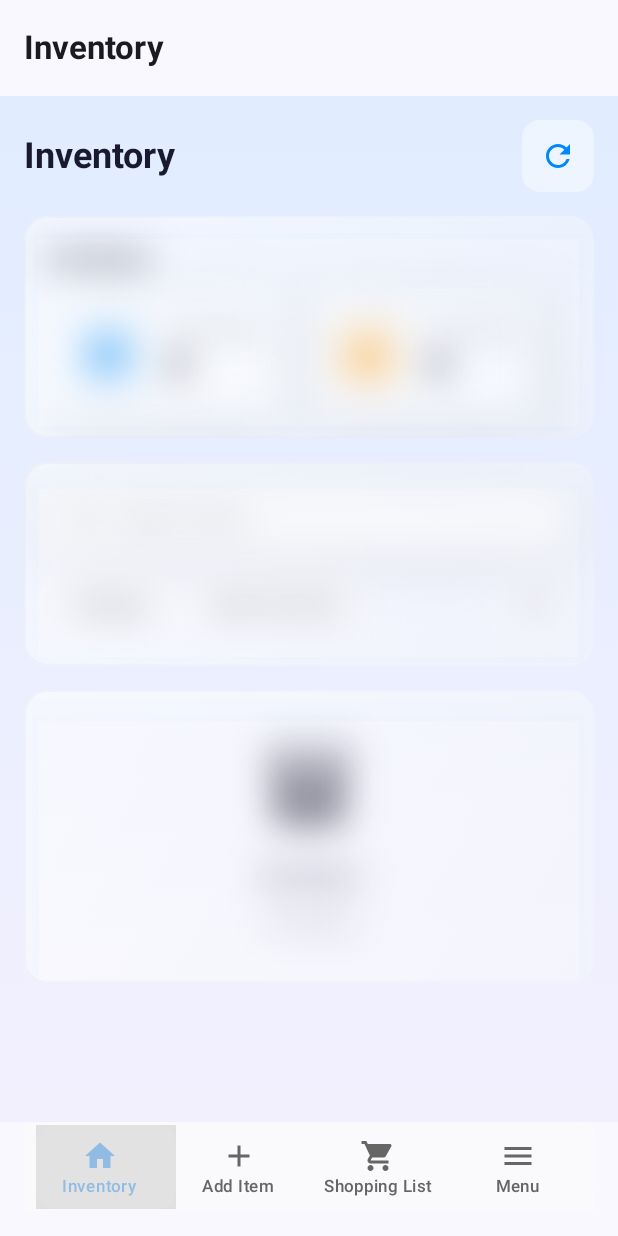
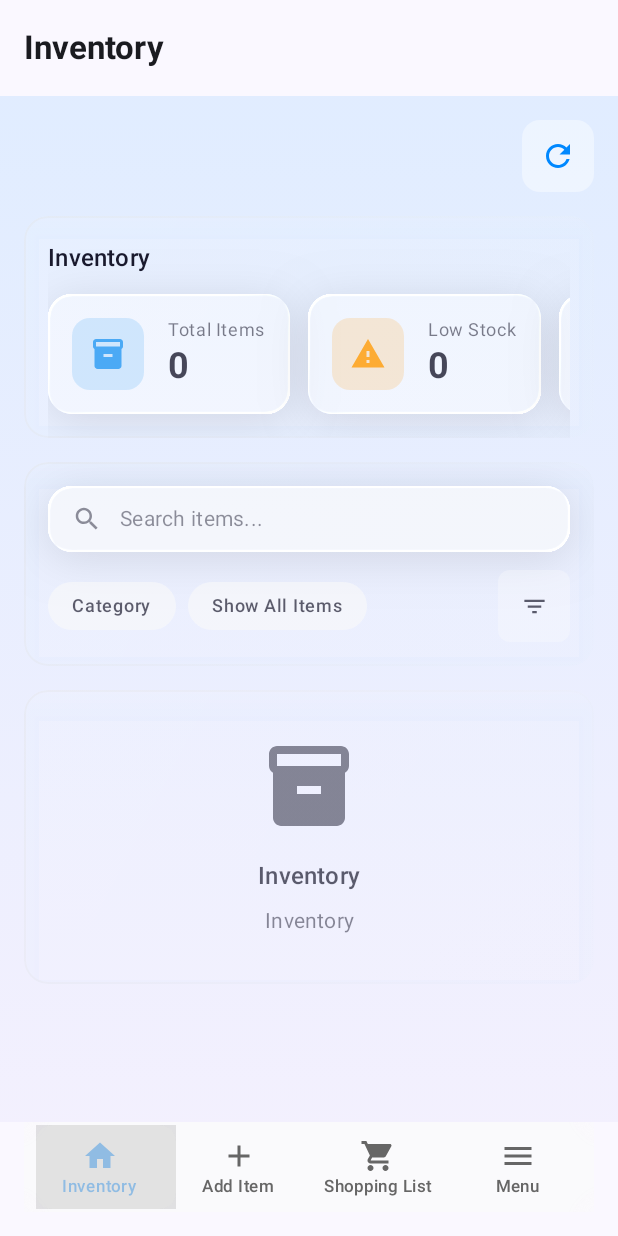
Before and after one commit to chronie-shizutoki/smart-inventory-manager, an Android app built with Jetpack Compose: the InventoryScreen screen opened through its navigation route, after a tap on "Refresh List", on a phone screen of 412 x 824 dp. Run offline under Robolectric (Android 15) with nearby library versions, the phone set to English and light mode, and no system bars; libraries missing offline, so code that uses them is left out: com.kyant.capsule; 12 statements that could not run were skipped.

Commit message:
feat(ui): add blur toggle and adjust glass container styling
- Add enableBlur parameter to GlassContainer for optional blur effect
- Adjust header layout to only show refresh button
- Reduce background alpha values across various components
- Remove redundant blur effect from error and loading overlays

```diff
--- a/android/app/src/main/java/com/chronie/inventorymanager/liquidglass/utils/GlassEffects.kt
+++ b/android/app/src/main/java/com/chronie/inventorymanager/liquidglass/utils/GlassEffects.kt
@@ -57,14 +57,14 @@ fun GlassContainer(
         backgroundAlpha: Float = 0.4f,
         borderAlpha: Float = 0.3f,
         elevation: Dp = 8.dp,
+        enableBlur: Boolean = true,
         content: @Composable BoxScope.() -> Unit
 ) {
     val isLightTheme = !isSystemInDarkTheme()
     val glassColors = getGlassColors(isLightTheme)
 
-    Box(
-            modifier =
-                    modifier.clip(RoundedCornerShape(cornerRadius))
+    var glassModifier = modifier
+            .clip(RoundedCornerShape(cornerRadius))
             .background(
                     brush =
                             Brush.linearGradient(
@@ -100,7 +100,13 @@ fun GlassContainer(
                     spotColor = glassColors.primary.copy(alpha = 0.1f),
                     ambientColor = glassColors.primary.copy(alpha = 0.05f)
             )
-                            .blur(20.dp),
+
+    if (enableBlur) {
+        glassModifier = glassModifier.blur(20.dp)
+    }
+
+    Box(
+            modifier = glassModifier,
             contentAlignment = Alignment.Center,
             content = content
     )
--- a/android/app/src/main/java/com/chronie/inventorymanager/presentation/ui/InventoryScreen.kt
+++ b/android/app/src/main/java/com/chronie/inventorymanager/presentation/ui/InventoryScreen.kt
@@ -221,19 +221,9 @@ private fun InventoryHeader(onAddItem: () -> Unit, onRefresh: () -> Unit) {
 
     Row(
             modifier = Modifier.fillMaxWidth(),
-            horizontalArrangement = Arrangement.SpaceBetween,
+            horizontalArrangement = Arrangement.End,
             verticalAlignment = Alignment.CenterVertically
     ) {
-        Column {
-            Text(
-                    text = stringResource(R.string.nav_inventory),
-                    style = MaterialTheme.typography.headlineSmall,
-                    fontWeight = FontWeight.Bold,
-                    color = glassColors.text
-            )
-        }
-
-        Row {
         // 刷新按钮
         IconButton(
                 onClick = onRefresh,
@@ -249,7 +239,6 @@ private fun InventoryHeader(onAddItem: () -> Unit, onRefresh: () -> Unit) {
         }
     }
 }
-}
 
 /** 统计信息卡片区域 */
 @Composable
@@ -259,7 +248,7 @@ private fun InventoryStatsSection(statistics: StockStatistics?, isLoading: Boole
 
     if (isLoading || statistics == null) {
         // 统计卡片骨架屏
-        GlassContainer(modifier = Modifier.fillMaxWidth(), backgroundAlpha = 0.6f) {
+        GlassContainer(modifier = Modifier.fillMaxWidth(), backgroundAlpha = 0.2f, enableBlur = false) {
             Column(modifier = Modifier.padding(16.dp)) {
                 Text(
                         text = stringResource(R.string.inventory_title),
@@ -273,7 +262,7 @@ private fun InventoryStatsSection(statistics: StockStatistics?, isLoading: Boole
             }
         }
     } else {
-        GlassContainer(modifier = Modifier.fillMaxWidth(), backgroundAlpha = 0.6f) {
+        GlassContainer(modifier = Modifier.fillMaxWidth(), backgroundAlpha = 0.15f, enableBlur = false) {
             Column(modifier = Modifier.padding(16.dp)) {
                 Text(
                         text = stringResource(R.string.inventory_title),
@@ -339,7 +328,7 @@ private fun InventoryFilterSection(
     val isLightTheme = !isSystemInDarkTheme()
     val glassColors = getGlassColors(isLightTheme)
 
-    GlassContainer(modifier = Modifier.fillMaxWidth(), backgroundAlpha = 0.6f) {
+    GlassContainer(modifier = Modifier.fillMaxWidth(), backgroundAlpha = 0.1f, enableBlur = false) {
         Column(modifier = Modifier.fillMaxWidth().padding(16.dp)) {
             // 搜索框
             GlassSearchBar(
@@ -454,7 +443,7 @@ private fun InventoryItemsList(
     val glassColors = getGlassColors(isLightTheme)
 
     if (items.isEmpty()) {
-        GlassContainer(modifier = Modifier.fillMaxWidth(), backgroundAlpha = 0.6f) {
+        GlassContainer(modifier = Modifier.fillMaxWidth(), backgroundAlpha = 0.1f, enableBlur = false) {
             Column(
                     modifier = Modifier
                             .fillMaxWidth()
@@ -515,7 +504,7 @@ private fun LoadingOverlay() {
             modifier = Modifier.fillMaxSize().background(Color.Black.copy(alpha = 0.3f)),
             contentAlignment = Alignment.Center
     ) {
-        GlassContainer(modifier = Modifier.padding(32.dp), backgroundAlpha = 0.8f) {
+        GlassContainer(modifier = Modifier.padding(32.dp), backgroundAlpha = 0.2f) {
             Row(
                     modifier = Modifier.padding(16.dp),
                     verticalAlignment = Alignment.CenterVertically
@@ -542,10 +531,10 @@ private fun ErrorOverlay(message: String, onDismiss: () -> Unit) {
     val glassColors = getGlassColors(isLightTheme)
 
     Box(
-            modifier = Modifier.fillMaxSize().background(Color.Black.copy(alpha = 0.5f)),
+            modifier = Modifier.fillMaxSize().background(Color.Black.copy(alpha = 0.2f)),
             contentAlignment = Alignment.Center
     ) {
-        GlassContainer(modifier = Modifier.fillMaxWidth().padding(24.dp), backgroundAlpha = 0.9f) {
+        GlassContainer(modifier = Modifier.fillMaxWidth().padding(24.dp), backgroundAlpha = 0.25f) {
             Column(
                     modifier = Modifier.padding(20.dp),
                     horizontalAlignment = Alignment.CenterHorizontally
```
Lines whose indentation alone changed are shown as unchanged.
